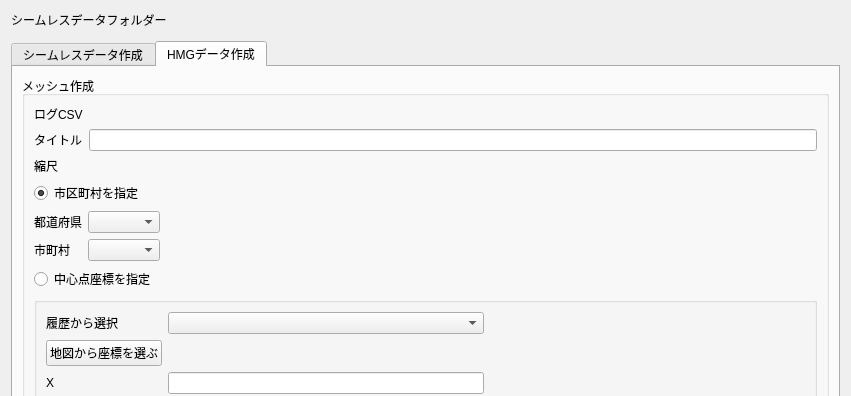
Above: ui/main_window.ui from 0712kazu/HazardMapGame_tool before the change; both pictures show x 0 to 851 and y 0 to 396 of the 851 by 843 pixel window. Below: the same form after it.
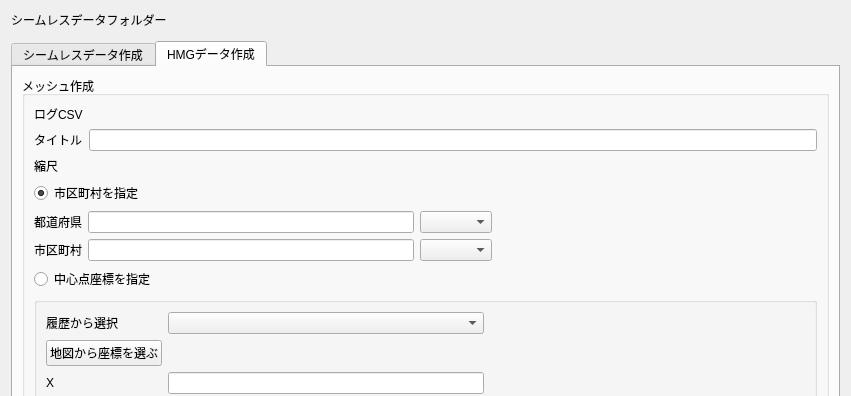
That is the form after the change. The open tabs and pages were chosen to show the change. Custom widgets are drawn as their Qt base class.

Commit message: UI with text input

Patch:
```diff
--- a/ui/main_window.ui
+++ b/ui/main_window.ui
@@ -381,32 +381,56 @@
               </property>
              </widget>
             </item>
-            <item row="1" column="1">
-             <widget class="QComboBox" name="comboBox_city"/>
-            </item>
-            <item row="0" column="2">
-             <spacer name="horizontalSpacer">
-              <property name="orientation">
-               <enum>Qt::Horizontal</enum>
-              </property>
-              <property name="sizeHint" stdset="0">
-               <size>
-                <width>40</width>
-                <height>20</height>
-               </size>
-              </property>
-             </spacer>
-            </item>
             <item row="0" column="1">
+             <widget class="QLineEdit" name="filter_pref">
+            <property name="geometry">
+                <rect>
+                <x>40</x>
+                <y>220</y>
+                <width>30</width>
+                <height>27</height>
+                </rect>
+            </property>
+            </widget>
+            </item>
+            <item row="0" column="2">
              <widget class="QComboBox" name="comboBox_pref"/>
+            </item> 
+            <item row="0" column="3">
+             <spacer name="horizontalSpacer">
+              <property name="orientation">
+               <enum>Qt::Horizontal</enum>
+              </property>
+              <property name="sizeHint" stdset="0">
+               <size>
+                <width>40</width>
+                <height>20</height>
+               </size>
+              </property>
+             </spacer>
             </item>
             <item row="1" column="0">
              <widget class="QLabel" name="label_3">
               <property name="text">
-               <string>市町村</string>
+               <string>市区町村</string>
               </property>
              </widget>
             </item>
+            <item row="1" column="1">
+             <widget class="QLineEdit" name="filter_city">
+            <property name="geometry">
+                <rect>
+                <x>40</x>
+                <y>220</y>
+                <width>30</width>
+                <height>27</height>
+                </rect>
+            </property>
+            </widget>
+            </item>
+            <item row="1" column="2">
+             <widget class="QComboBox" name="comboBox_city"/>
+            </item>
            </layout>
           </item>
           <item>
@@ -621,6 +645,11 @@
    <extends>QWidget</extends>
    <header>qgsscalewidget.h</header>
   </customwidget>
+  <customwidget>
+   <class>QgsFeatureListComboBox</class>
+   <extends>QComboBox</extends>
+   <header>qgsfeaturelistcombobox.h</header>
+  </customwidget>
  </customwidgets>
  <resources/>
  <connections/>
```
